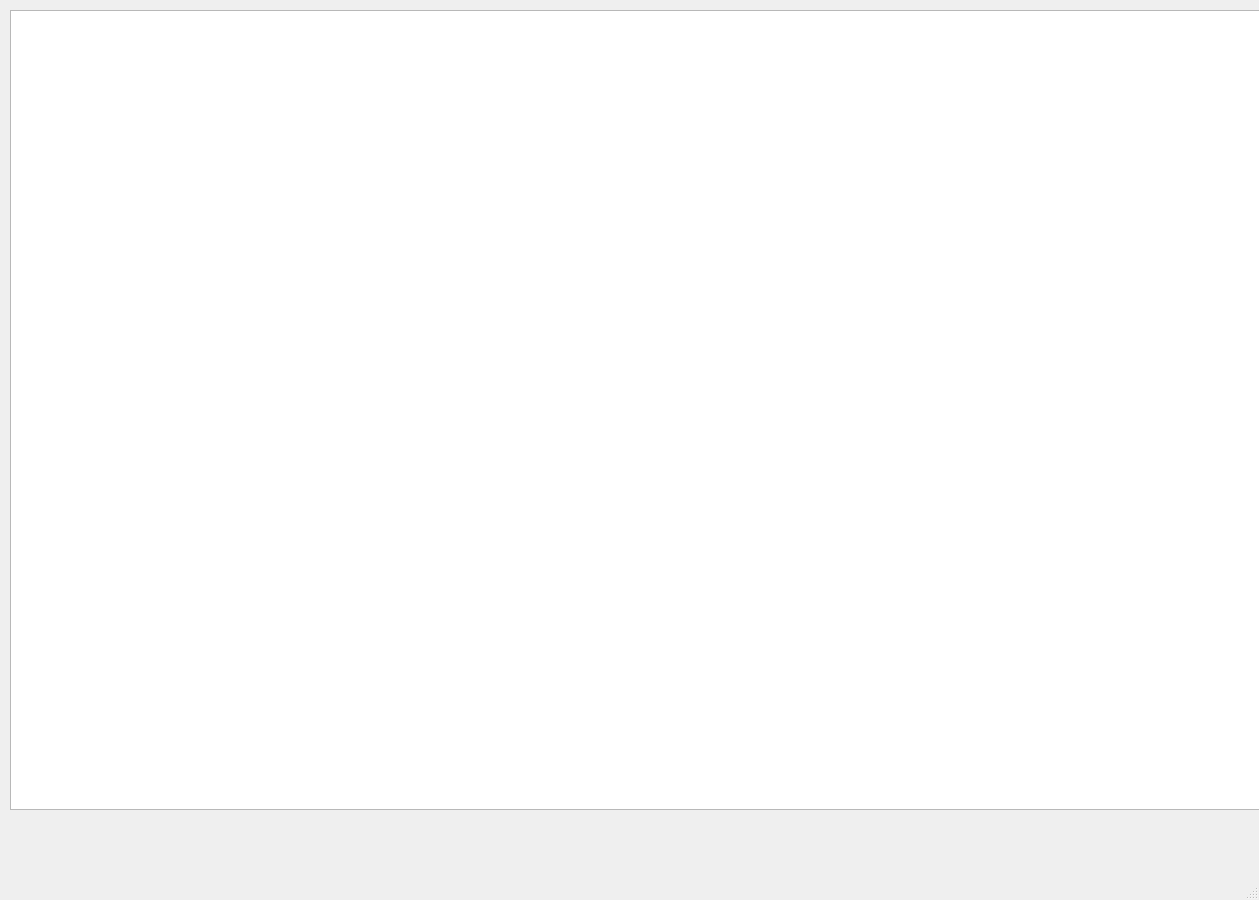
Before: the Qt Designer form mainWindow.ui in Informatica-II/ProyectoFinal, drawn with Qt 5.
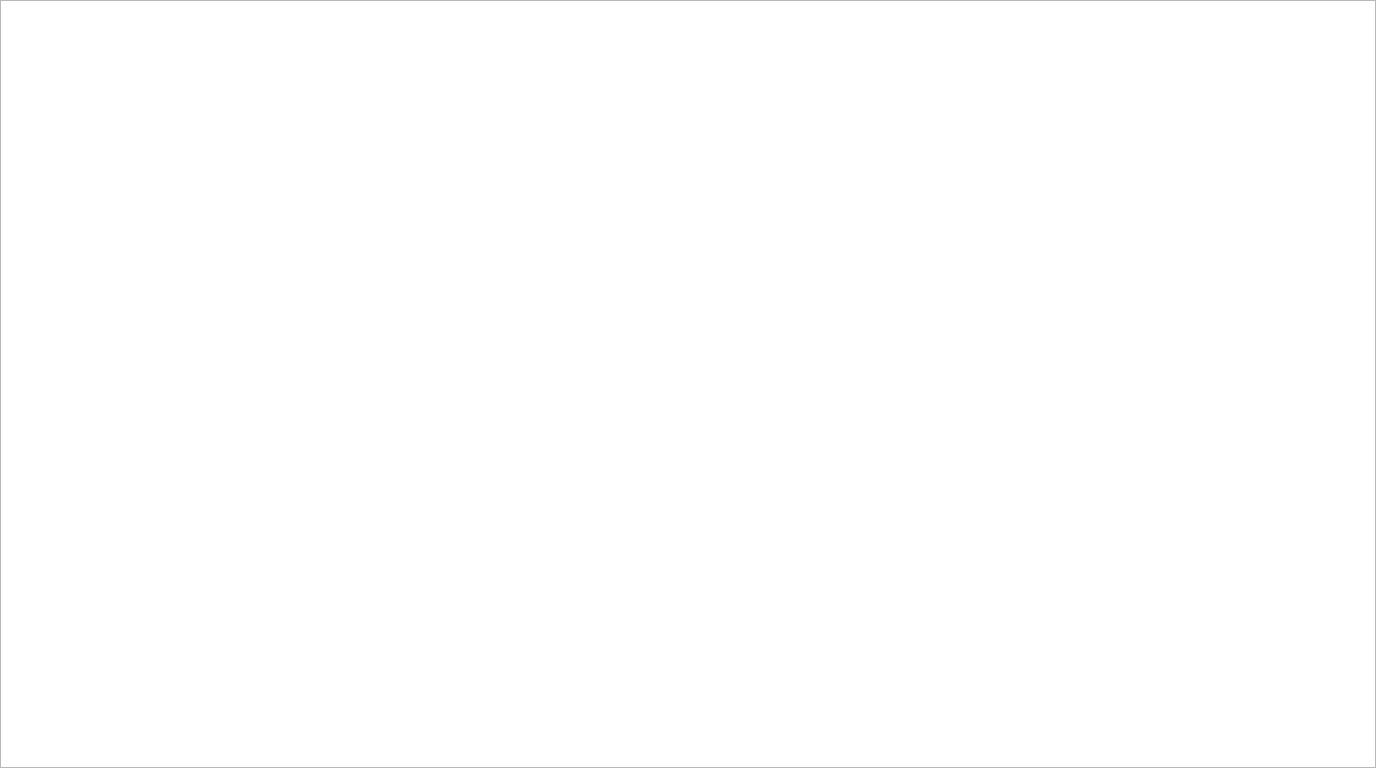
After: the same form once the commit is applied.

```diff
--- a/mainWindow.ui
+++ b/mainWindow.ui
@@ -9,36 +9,35 @@
    <rect>
     <x>0</x>
     <y>0</y>
-    <width>1259</width>
-    <height>900</height>
+    <width>1376</width>
+    <height>768</height>
    </rect>
   </property>
   <property name="windowTitle">
    <string>MainWindow</string>
   </property>
   <widget class="QWidget" name="centralwidget">
-   <widget class="QGraphicsView" name="graphicsView">
-    <property name="geometry">
-     <rect>
-      <x>10</x>
-      <y>10</y>
-      <width>1400</width>
-      <height>800</height>
-     </rect>
+   <layout class="QGridLayout" name="gridLayout">
+    <property name="leftMargin">
+     <number>0</number>
     </property>
-   </widget>
+    <property name="topMargin">
+     <number>0</number>
+    </property>
+    <property name="rightMargin">
+     <number>0</number>
+    </property>
+    <property name="bottomMargin">
+     <number>0</number>
+    </property>
+    <property name="spacing">
+     <number>0</number>
+    </property>
+    <item row="0" column="0">
+     <widget class="QGraphicsView" name="graphicsView"/>
+    </item>
+   </layout>
   </widget>
-  <widget class="QMenuBar" name="menubar">
-   <property name="geometry">
-    <rect>
-     <x>0</x>
-     <y>0</y>
-     <width>1259</width>
-     <height>21</height>
-    </rect>
-   </property>
-  </widget>
-  <widget class="QStatusBar" name="statusbar"/>
  </widget>
  <resources/>
  <connections/>
```
